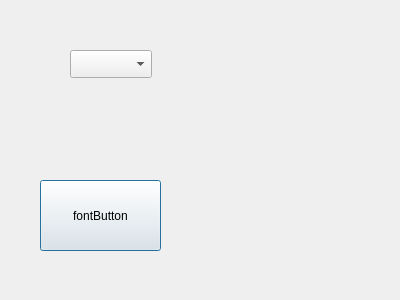
Above: settingsdialog.ui from Nikonoffcmi/diplome before the change. Below: the same form after it.
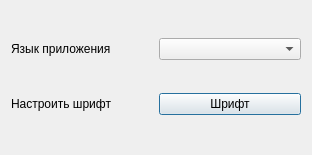
That is the form after the change.

What changed in the file:
```diff
--- a/settingsdialog.ui
+++ b/settingsdialog.ui
@@ -6,36 +6,51 @@
    <rect>
     <x>0</x>
     <y>0</y>
-    <width>400</width>
-    <height>300</height>
+    <width>312</width>
+    <height>155</height>
    </rect>
   </property>
   <property name="windowTitle">
    <string>Dialog</string>
   </property>
-  <widget class="QPushButton" name="fontButton">
-   <property name="geometry">
-    <rect>
-     <x>40</x>
-     <y>180</y>
-     <width>121</width>
-     <height>71</height>
-    </rect>
-   </property>
-   <property name="text">
-    <string>fontButton</string>
-   </property>
-  </widget>
-  <widget class="QComboBox" name="languageCombo">
-   <property name="geometry">
-    <rect>
-     <x>70</x>
-     <y>50</y>
-     <width>82</width>
-     <height>28</height>
-    </rect>
-   </property>
-  </widget>
+  <layout class="QHBoxLayout" name="horizontalLayout_3">
+   <item>
+    <layout class="QVBoxLayout" name="verticalLayout">
+     <item>
+      <layout class="QHBoxLayout" name="horizontalLayout_2">
+       <item>
+        <widget class="QLabel" name="label">
+         <property name="text">
+          <string>Язык приложения</string>
+         </property>
+        </widget>
+       </item>
+       <item>
+        <widget class="QComboBox" name="languageCombo"/>
+       </item>
+      </layout>
+     </item>
+     <item>
+      <layout class="QHBoxLayout" name="horizontalLayout">
+       <item>
+        <widget class="QLabel" name="label_2">
+         <property name="text">
+          <string>Настроить шрифт</string>
+         </property>
+        </widget>
+       </item>
+       <item>
+        <widget class="QPushButton" name="fontButton">
+         <property name="text">
+          <string>Шрифт</string>
+         </property>
+        </widget>
+       </item>
+      </layout>
+     </item>
+    </layout>
+   </item>
+  </layout>
  </widget>
  <resources/>
  <connections/>
```
Left out of the diff: 2 changed lines with no effect on the pictures.
